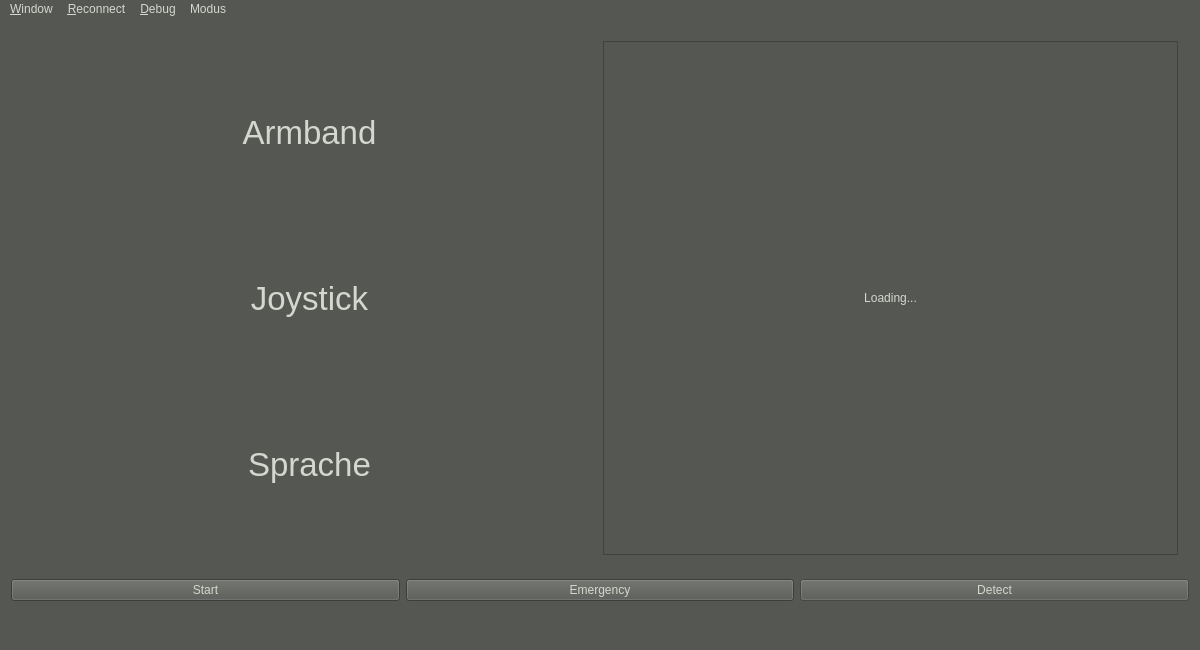
Qt form QT/myo-drone/gui/MainWindow.ui (ADCSP/DrohnenSteuerung) before a commit.
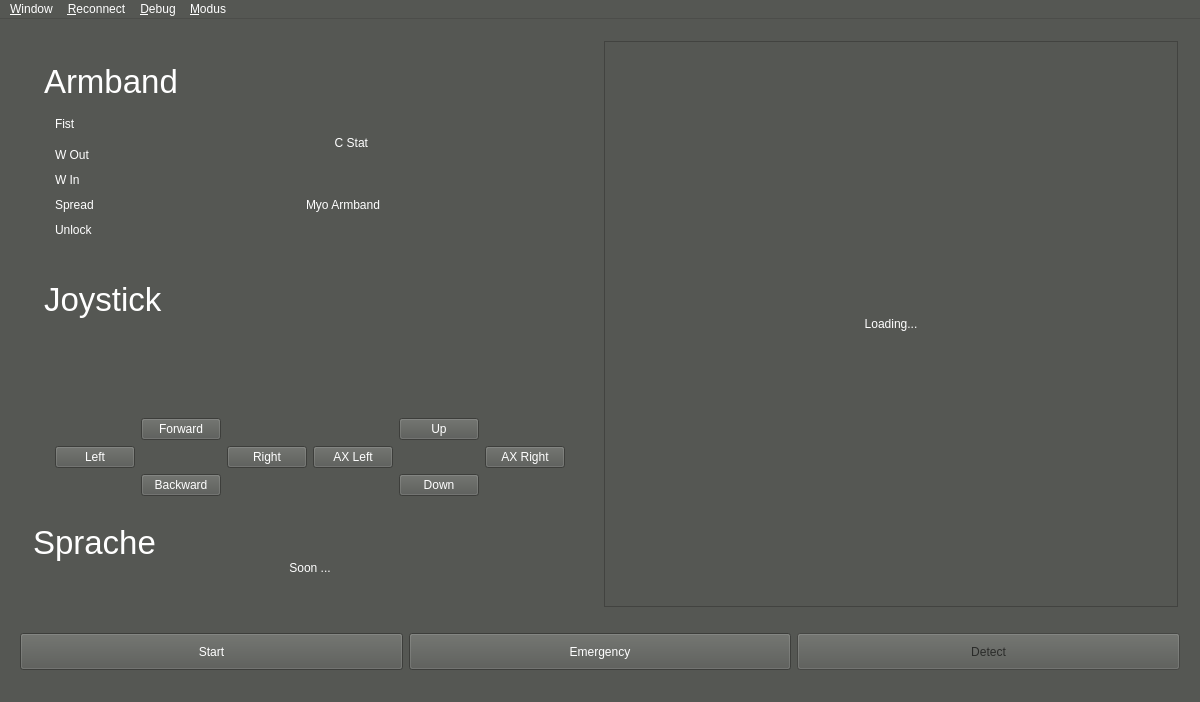
The same form after that commit.

Commit message:
Merge branch 'Windows' of https://github.com/ADCSP/DrohnenSteuerung into Windows
# Conflicts:
#	QT/myo-drone/gui/MainWindow.cpp
#	QT/myo-drone/gui/MainWindow.h
#	QT/myo-drone/gui/gui.pro

```diff
--- a/QT/myo-drone/gui/MainWindow.ui
+++ b/QT/myo-drone/gui/MainWindow.ui
@@ -7,16 +7,429 @@
     <x>0</x>
     <y>0</y>
     <width>1200</width>
-    <height>650</height>
+    <height>702</height>
    </rect>
   </property>
+  <property name="palette">
+   <palette>
+    <active>
+     <colorrole role="WindowText">
+      <brush brushstyle="SolidPattern">
+       <color alpha="255">
+        <red>255</red>
+        <green>255</green>
+        <blue>255</blue>
+       </color>
+      </brush>
+     </colorrole>
+     <colorrole role="Button">
+      <brush brushstyle="SolidPattern">
+       <color alpha="255">
+        <red>85</red>
+        <green>87</green>
+        <blue>83</blue>
+       </color>
+      </brush>
+     </colorrole>
+     <colorrole role="Light">
+      <brush brushstyle="SolidPattern">
+       <color alpha="255">
+        <red>127</red>
+        <green>131</green>
+        <blue>124</blue>
+       </color>
+      </brush>
+     </colorrole>
+     <colorrole role="Midlight">
+      <brush brushstyle="SolidPattern">
+       <color alpha="255">
+        <red>106</red>
+        <green>109</green>
+        <blue>103</blue>
+       </color>
+      </brush>
+     </colorrole>
+     <colorrole role="Dark">
+      <brush brushstyle="SolidPattern">
+       <color alpha="255">
+        <red>42</red>
+        <green>43</green>
+        <blue>41</blue>
+       </color>
+      </brush>
+     </colorrole>
+     <colorrole role="Mid">
+      <brush brushstyle="SolidPattern">
+       <color alpha="255">
+        <red>56</red>
+        <green>58</green>
+        <blue>55</blue>
+       </color>
+      </brush>
+     </colorrole>
+     <colorrole role="Text">
+      <brush brushstyle="SolidPattern">
+       <color alpha="255">
+        <red>255</red>
+        <green>255</green>
+        <blue>255</blue>
+       </color>
+      </brush>
+     </colorrole>
+     <colorrole role="BrightText">
+      <brush brushstyle="SolidPattern">
+       <color alpha="255">
+        <red>255</red>
+        <green>255</green>
+        <blue>255</blue>
+       </color>
+      </brush>
+     </colorrole>
+     <colorrole role="ButtonText">
+      <brush brushstyle="SolidPattern">
+       <color alpha="255">
+        <red>255</red>
+        <green>255</green>
+        <blue>255</blue>
+       </color>
+      </brush>
+     </colorrole>
+     <colorrole role="Base">
+      <brush brushstyle="SolidPattern">
+       <color alpha="255">
+        <red>0</red>
+        <green>0</green>
+        <blue>0</blue>
+       </color>
+      </brush>
+     </colorrole>
+     <colorrole role="Window">
+      <brush brushstyle="SolidPattern">
+       <color alpha="255">
+        <red>85</red>
+        <green>87</green>
+        <blue>83</blue>
+       </color>
+      </brush>
+     </colorrole>
+     <colorrole role="Shadow">
+      <brush brushstyle="SolidPattern">
+       <color alpha="255">
+        <red>0</red>
+        <green>0</green>
+        <blue>0</blue>
+       </color>
+      </brush>
+     </colorrole>
+     <colorrole role="AlternateBase">
+      <brush brushstyle="SolidPattern">
+       <color alpha="255">
+        <red>42</red>
+        <green>43</green>
+        <blue>41</blue>
+       </color>
+      </brush>
+     </colorrole>
+     <colorrole role="ToolTipBase">
+      <brush brushstyle="SolidPattern">
+       <color alpha="255">
+        <red>255</red>
+        <green>255</green>
+        <blue>220</blue>
+       </color>
+      </brush>
+     </colorrole>
+     <colorrole role="ToolTipText">
+      <brush brushstyle="SolidPattern">
+       <color alpha="255">
+        <red>0</red>
+        <green>0</green>
+        <blue>0</blue>
+       </color>
+      </brush>
+     </colorrole>
+    </active>
+    <inactive>
+     <colorrole role="WindowText">
+      <brush brushstyle="SolidPattern">
+       <color alpha="255">
+        <red>255</red>
+        <green>255</green>
+        <blue>255</blue>
+       </color>
+      </brush>
+     </colorrole>
+     <colorrole role="Button">
+      <brush brushstyle="SolidPattern">
+       <color alpha="255">
+        <red>85</red>
+        <green>87</green>
+        <blue>83</blue>
+       </color>
+      </brush>
+     </colorrole>
+     <colorrole role="Light">
+      <brush brushstyle="SolidPattern">
+       <color alpha="255">
+        <red>127</red>
+        <green>131</green>
+        <blue>124</blue>
+       </color>
+      </brush>
+     </colorrole>
+     <colorrole role="Midlight">
+      <brush brushstyle="SolidPattern">
+       <color alpha="255">
+        <red>106</red>
+        <green>109</green>
+        <blue>103</blue>
+       </color>
+      </brush>
+     </colorrole>
+     <colorrole role="Dark">
+      <brush brushstyle="SolidPattern">
+       <color alpha="255">
+        <red>42</red>
+        <green>43</green>
+        <blue>41</blue>
+       </color>
+      </brush>
+     </colorrole>
+     <colorrole role="Mid">
+      <brush brushstyle="SolidPattern">
+       <color alpha="255">
+        <red>56</red>
+        <green>58</green>
+        <blue>55</blue>
+       </color>
+      </brush>
+     </colorrole>
+     <colorrole role="Text">
+      <brush brushstyle="SolidPattern">
+       <color alpha="255">
+        <red>255</red>
+        <green>255</green>
+        <blue>255</blue>
+       </color>
+      </brush>
+     </colorrole>
+     <colorrole role="BrightText">
+      <brush brushstyle="SolidPattern">
+       <color alpha="255">
+        <red>255</red>
+        <green>255</green>
+        <blue>255</blue>
+       </color>
+      </brush>
+     </colorrole>
+     <colorrole role="ButtonText">
+      <brush brushstyle="SolidPattern">
+       <color alpha="255">
+        <red>255</red>
+        <green>255</green>
+        <blue>255</blue>
+       </color>
+      </brush>
+     </colorrole>
+     <colorrole role="Base">
+      <brush brushstyle="SolidPattern">
+       <color alpha="255">
+        <red>0</red>
+        <green>0</green>
+        <blue>0</blue>
+       </color>
+      </brush>
+     </colorrole>
+     <colorrole role="Window">
+      <brush brushstyle="SolidPattern">
+       <color alpha="255">
+        <red>85</red>
+        <green>87</green>
+        <blue>83</blue>
+       </color>
+      </brush>
+     </colorrole>
+     <colorrole role="Shadow">
+      <brush brushstyle="SolidPattern">
+       <color alpha="255">
+        <red>0</red>
+        <green>0</green>
+        <blue>0</blue>
+       </color>
+      </brush>
+     </colorrole>
+     <colorrole role="AlternateBase">
+      <brush brushstyle="SolidPattern">
+       <color alpha="255">
+        <red>42</red>
+        <green>43</green>
+        <blue>41</blue>
+       </color>
+      </brush>
+     </colorrole>
+     <colorrole role="ToolTipBase">
+      <brush brushstyle="SolidPattern">
+       <color alpha="255">
+        <red>255</red>
+        <green>255</green>
+        <blue>220</blue>
+       </color>
+      </brush>
+     </colorrole>
+     <colorrole role="ToolTipText">
+      <brush brushstyle="SolidPattern">
+       <color alpha="255">
+        <red>0</red>
+        <green>0</green>
+        <blue>0</blue>
+       </color>
+      </brush>
+     </colorrole>
+    </inactive>
+    <disabled>
+     <colorrole role="WindowText">
+      <brush brushstyle="SolidPattern">
+       <color alpha="255">
+        <red>42</red>
+        <green>43</green>
+        <blue>41</blue>
+       </color>
+      </brush>
+     </colorrole>
+     <colorrole role="Button">
+      <brush brushstyle="SolidPattern">
+       <color alpha="255">
+        <red>85</red>
+        <green>87</green>
+        <blue>83</blue>
+       </color>
+      </brush>
+     </colorrole>
+     <colorrole role="Light">
+      <brush brushstyle="SolidPattern">
+       <color alpha="255">
+        <red>127</red>
+        <green>131</green>
+        <blue>124</blue>
+       </color>
+      </brush>
+     </colorrole>
+     <colorrole role="Midlight">
+      <brush brushstyle="SolidPattern">
+       <color alpha="255">
+        <red>106</red>
+        <green>109</green>
+        <blue>103</blue>
+       </color>
+      </brush>
+     </colorrole>
+     <colorrole role="Dark">
+      <brush brushstyle="SolidPattern">
+       <color alpha="255">
+        <red>42</red>
+        <green>43</green>
+        <blue>41</blue>
+       </color>
+      </brush>
+     </colorrole>
+     <colorrole role="Mid">
+      <brush brushstyle="SolidPattern">
+       <color alpha="255">
+        <red>56</red>
+        <green>58</green>
+        <blue>55</blue>
+       </color>
+      </brush>
+     </colorrole>
+     <colorrole role="Text">
+      <brush brushstyle="SolidPattern">
+       <color alpha="255">
+        <red>42</red>
+        <green>43</green>
+        <blue>41</blue>
+       </color>
+      </brush>
+     </colorrole>
+     <colorrole role="BrightText">
+      <brush brushstyle="SolidPattern">
+       <color alpha="255">
+        <red>255</red>
+        <green>255</green>
+        <blue>255</blue>
+       </color>
+      </brush>
+     </colorrole>
+     <colorrole role="ButtonText">
+      <brush brushstyle="SolidPattern">
+       <color alpha="255">
+        <red>42</red>
+        <green>43</green>
+        <blue>41</blue>
+       </color>
+      </brush>
+     </colorrole>
+     <colorrole role="Base">
+      <brush brushstyle="SolidPattern">
+       <color alpha="255">
+        <red>85</red>
+        <green>87</green>
+        <blue>83</blue>
+       </color>
+      </brush>
+     </colorrole>
+     <colorrole role="Window">
+      <brush brushstyle="SolidPattern">
+       <color alpha="255">
+        <red>85</red>
+        <green>87</green>
+        <blue>83</blue>
+       </color>
+      </brush>
+     </colorrole>
+     <colorrole role="Shadow">
+      <brush brushstyle="SolidPattern">
+       <color alpha="255">
+        <red>0</red>
+        <green>0</green>
+        <blue>0</blue>
+       </color>
+      </brush>
+     </colorrole>
+     <colorrole role="AlternateBase">
+      <brush brushstyle="SolidPattern">
+       <color alpha="255">
+        <red>85</red>
+        <green>87</green>
+        <blue>83</blue>
+       </color>
+      </brush>
+     </colorrole>
+     <colorrole role="ToolTipBase">
+      <brush brushstyle="SolidPattern">
+       <color alpha="255">
+        <red>255</red>
+        <green>255</green>
+        <blue>220</blue>
+       </color>
+      </brush>
+     </colorrole>
+     <colorrole role="ToolTipText">
+      <brush brushstyle="SolidPattern">
+       <color alpha="255">
+        <red>0</red>
+        <green>0</green>
+        <blue>0</blue>
+       </color>
+      </brush>
+     </colorrole>
+    </disabled>
+   </palette>
+  </property>
   <property name="windowTitle">
    <string>Myo-Drone</string>
   </property>
   <property name="styleSheet">
-   <string notr="true">background-color: rgb(85, 87, 83);
-gridline-color: rgb(211, 215, 207);
-color: rgb(211, 215, 207);</string>
+   <string notr="true"/>
   </property>
   <widget class="QWidget" name="centralWidget">
    <layout class="QVBoxLayout" name="verticalLayout">
@@ -31,6 +444,12 @@
             <layout class="QVBoxLayout" name="verticalLayout_4">
              <item>
               <widget class="QLabel" name="lbArmband">
+               <property name="sizePolicy">
+                <sizepolicy hsizetype="Minimum" vsizetype="Fixed">
+                 <horstretch>0</horstretch>
+                 <verstretch>0</verstretch>
+                </sizepolicy>
+               </property>
                <property name="font">
                 <font>
                  <pointsize>25</pointsize>
@@ -40,18 +459,325 @@
                 <string>Armband</string>
                </property>
                <property name="alignment">
-                <set>Qt::AlignCenter</set>
+                <set>Qt::AlignLeading|Qt::AlignLeft|Qt::AlignTop</set>
                </property>
               </widget>
              </item>
+             <item>
+              <widget class="QFrame" name="frSplit">
+               <layout class="QHBoxLayout" name="horizontalLayout_2">
+                <item>
+                 <widget class="QFrame" name="frGestures">
+                  <property name="maximumSize">
+                   <size>
+                    <width>60</width>
+                    <height>600</height>
+                   </size>
+                  </property>
+                  <layout class="QVBoxLayout" name="verticalLayout_6">
+                   <property name="spacing">
+                    <number>0</number>
+                   </property>
+                   <property name="leftMargin">
+                    <number>0</number>
+                   </property>
+                   <property name="topMargin">
+                    <number>0</number>
+                   </property>
+                   <property name="rightMargin">
+                    <number>0</number>
+                   </property>
+                   <property name="bottomMargin">
+                    <number>0</number>
+                   </property>
+                   <item>
+                    <widget class="QLabel" name="lbFist">
+                     <property name="sizePolicy">
+                      <sizepolicy hsizetype="Preferred" vsizetype="Preferred">
+                       <horstretch>0</horstretch>
+                       <verstretch>0</verstretch>
+                      </sizepolicy>
+                     </property>
+                     <property name="minimumSize">
+                      <size>
+                       <width>25</width>
+                       <height>25</height>
+                      </size>
+                     </property>
+                     <property name="maximumSize">
+                      <size>
+                       <width>50</width>
+                       <height>50</height>
+                      </size>
+                     </property>
+                     <property name="toolTip">
+                      <string>Fist</string>
+                     </property>
+                     <property name="text">
+                      <string>Fist</string>
+                     </property>
+                     <property name="alignment">
+                      <set>Qt::AlignLeading|Qt::AlignLeft|Qt::AlignTop</set>
+                     </property>
+                    </widget>
+                   </item>
+                   <item>
+                    <widget class="QLabel" name="lbWOut">
+                     <property name="sizePolicy">
+                      <sizepolicy hsizetype="Preferred" vsizetype="Preferred">
+                       <horstretch>0</horstretch>
+                       <verstretch>0</verstretch>
+                      </sizepolicy>
+                     </property>
+                     <property name="minimumSize">
+                      <size>
+                       <width>25</width>
+                       <height>25</height>
+                      </size>
+                     </property>
+                     <property name="maximumSize">
+                      <size>
+                       <width>50</width>
+                       <height>50</height>
+                      </size>
+                     </property>
+                     <property name="toolTip">
+                      <string>Wave Right</string>
+                     </property>
+                     <property name="text">
+                      <string>W Out</string>
+                     </property>
+                    </widget>
+                   </item>
+                   <item>
+                    <widget class="QLabel" name="lbWIn">
+                     <property name="sizePolicy">
+                      <sizepolicy hsizetype="Preferred" vsizetype="Preferred">
+                       <horstretch>0</horstretch>
+                       <verstretch>0</verstretch>
+                      </sizepolicy>
+                     </property>
+                     <property name="minimumSize">
+                      <size>
+                       <width>25</width>
+                       <height>25</height>
+                      </size>
+                     </property>
+                     <property name="maximumSize">
+                      <size>
+                       <width>50</width>
+                       <height>50</height>
+                      </size>
+                     </property>
+                     <property name="toolTip">
+                      <string>Wave In</string>
+                     </property>
+                     <property name="text">
+                      <string>W In</string>
+                     </property>
+                    </widget>
+                   </item>
+                   <item>
+                    <widget class="QLabel" name="lbSpread">
+                     <property name="sizePolicy">
+                      <sizepolicy hsizetype="Preferred" vsizetype="Preferred">
+                       <horstretch>0</horstretch>
+                       <verstretch>0</verstretch>
+                      </sizepolicy>
+                     </property>
+                     <property name="minimumSize">
+                      <size>
+                       <width>25</width>
+                       <height>25</height>
+                      </size>
+                     </property>
+                     <property name="maximumSize">
+                      <size>
+                       <width>50</width>
+                       <height>50</height>
+                      </size>
+                     </property>
+                     <property name="toolTip">
+                      <string>Spread</string>
+                     </property>
+                     <property name="text">
+                      <string>Spread</string>
+                     </property>
+                    </widget>
+                   </item>
+                   <item>
+                    <widget class="QLabel" name="lbUnlock">
+                     <property name="sizePolicy">
+                      <sizepolicy hsizetype="Preferred" vsizetype="Preferred">
+                       <horstretch>0</horstretch>
+                       <verstretch>0</verstretch>
+                      </sizepolicy>
+                     </property>
+                     <property name="minimumSize">
+                      <size>
+                       <width>25</width>
+                       <height>25</height>
+                      </size>
+                     </property>
+                     <property name="maximumSize">
+                      <size>
+                       <width>50</width>
+                       <height>50</height>
+                      </size>
+                     </property>
+                     <property name="toolTip">
+                      <string>Unlock, Tap</string>
+                     </property>
+                     <property name="text">
+                      <string>Unlock</string>
+                     </property>
+                    </widget>
+                   </item>
+                  </layout>
+                 </widget>
+                </item>
+                <item>
+                 <widget class="QFrame" name="frGDeisplay">
+                  <property name="maximumSize">
+                   <size>
+                    <width>500</width>
+                    <height>600</height>
+                   </size>
+                  </property>
+                  <layout class="QVBoxLayout" name="verticalLayout_7">
+                   <property name="spacing">
+                    <number>1</number>
+                   </property>
+                   <property name="leftMargin">
+                    <number>1</number>
+                   </property>
+                   <property name="topMargin">
+                    <number>1</number>
+                   </property>
+                   <property name="rightMargin">
+                    <number>1</number>
+                   </property>
+                   <property name="bottomMargin">
+                    <number>1</number>
+                   </property>
+                   <item>
+                    <layout class="QHBoxLayout" name="horizontalLayout_3">
+                     <item>
+                      <spacer name="hsleft">
+                       <property name="orientation">
+                        <enum>Qt::Horizontal</enum>
+                       </property>
+                       <property name="sizeType">
+                        <enum>QSizePolicy::Minimum</enum>
+                       </property>
+                       <property name="sizeHint" stdset="0">
+                        <size>
+                         <width>20</width>
+                         <height>20</height>
+                        </size>
+                       </property>
+                      </spacer>
+                     </item>
+                     <item>
+                      <widget class="QLabel" name="lbThalmic">
+                       <property name="sizePolicy">
+                        <sizepolicy hsizetype="Minimum" vsizetype="Minimum">
+                         <horstretch>0</horstretch>
+                         <verstretch>0</verstretch>
+                        </sizepolicy>
+                       </property>
+                       <property name="minimumSize">
+                        <size>
+                         <width>25</width>
+                         <height>25</height>
+                        </size>
+                       </property>
+                       <property name="maximumSize">
+                        <size>
+                         <width>50</width>
+                         <height>50</height>
+                        </size>
+                       </property>
+                       <property name="toolTip">
+                        <string>Connection Status</string>
+                       </property>
+                       <property name="text">
+                        <string>C Stat</string>
+                       </property>
+                       <property name="alignment">
+                        <set>Qt::AlignRight|Qt::AlignTrailing|Qt::AlignVCenter</set>
+                       </property>
+                      </widget>
+                     </item>
+                     <item>
+                      <spacer name="hsright">
+                       <property name="orientation">
+                        <enum>Qt::Horizontal</enum>
+                       </property>
+                       <property name="sizeType">
+                        <enum>QSizePolicy::Fixed</enum>
+                       </property>
+                       <property name="sizeHint" stdset="0">
+                        <size>
+                         <width>20</width>
+                         <height>20</height>
+                        </size>
+                       </property>
+                      </spacer>
+                     </item>
+                    </layout>
+                   </item>
+                   <item>
+                    <widget class="QLabel" name="lbMyo">
+                     <property name="sizePolicy">
+                      <sizepolicy hsizetype="Preferred" vsizetype="Preferred">
+                       <horstretch>0</horstretch>
+                       <verstretch>0</verstretch>
+                      </sizepolicy>
+                     </property>
+                     <property name="minimumSize">
+                      <size>
+                       <width>25</width>
+                       <height>25</height>
+                      </size>
+                     </property>
+                     <property name="maximumSize">
+                      <size>
+                       <width>500</width>
+                       <height>500</height>
+                      </size>
+                     </property>
+                     <property name="toolTip">
+                      <string>Gesture</string>
+                     </property>
+                     <property name="text">
+                      <string>Myo Armband</string>
+                     </property>
+                     <property name="alignment">
+                      <set>Qt::AlignCenter</set>
+                     </property>
+                    </widget>
+                   </item>
+                  </layout>
+                 </widget>
+                </item>
+               </layout>
+              </widget>
+             </item>
             </layout>
            </widget>
           </item>
           <item>
            <widget class="QFrame" name="frJoystick">
-            <layout class="QGridLayout" name="gridLayout">
-             <item row="0" column="0">
+            <layout class="QVBoxLayout" name="verticalLayout_5">
+             <item>
               <widget class="QLabel" name="lbJoystick">
+               <property name="sizePolicy">
+                <sizepolicy hsizetype="Preferred" vsizetype="Fixed">
+                 <horstretch>0</horstretch>
+                 <verstretch>0</verstretch>
+                </sizepolicy>
+               </property>
                <property name="font">
                 <font>
                  <pointsize>25</pointsize>
@@ -61,18 +787,176 @@
                 <string>Joystick</string>
                </property>
                <property name="alignment">
+                <set>Qt::AlignLeading|Qt::AlignLeft|Qt::AlignTop</set>
+               </property>
+              </widget>
+             </item>
+             <item>
+              <widget class="QLabel" name="lbButtonOut">
+               <property name="font">
+                <font>
+                 <pointsize>50</pointsize>
+                </font>
+               </property>
+               <property name="text">
+                <string/>
+               </property>
+               <property name="alignment">
                 <set>Qt::AlignCenter</set>
                </property>
               </widget>
              </item>
+             <item>
+              <widget class="QFrame" name="gridFrame">
+               <property name="sizePolicy">
+                <sizepolicy hsizetype="Preferred" vsizetype="Minimum">
+                 <horstretch>0</horstretch>
+                 <verstretch>0</verstretch>
+                </sizepolicy>
+               </property>
+               <layout class="QGridLayout" name="gridLayout">
+                <item row="1" column="2">
+                 <widget class="QPushButton" name="bttnRight">
+                  <property name="sizePolicy">
+                   <sizepolicy hsizetype="Minimum" vsizetype="Minimum">
+                    <horstretch>0</horstretch>
+                    <verstretch>0</verstretch>
+                   </sizepolicy>
+                  </property>
+                  <property name="text">
+                   <string>Right</string>
+                  </property>
+                 </widget>
+                </item>
+                <item row="1" column="0">
+                 <widget class="QPushButton" name="bttnLeft">
+                  <property name="sizePolicy">
+                   <sizepolicy hsizetype="Minimum" vsizetype="Minimum">
+                    <horstretch>0</horstretch>
+                    <verstretch>0</verstretch>
+                   </sizepolicy>
+                  </property>
+                  <property name="text">
+                   <string>Left</string>
+                  </property>
+                 </widget>
+                </item>
+                <item row="1" column="3">
+                 <widget class="QPushButton" name="bttnTurnLeft">
+                  <property name="sizePolicy">
+                   <sizepolicy hsizetype="Minimum" vsizetype="Minimum">
+                    <horstretch>0</horstretch>
+                    <verstretch>0</verstretch>
+                   </sizepolicy>
+                  </property>
+                  <property name="text">
+                   <string>AX Left</string>
+                  </property>
+                 </widget>
+                </item>
+                <item row="1" column="5">
+                 <widget class="QPushButton" name="bttnTurnRight">
+                  <property name="sizePolicy">
+                   <sizepolicy hsizetype="Minimum" vsizetype="Minimum">
+                    <horstretch>0</horstretch>
+                    <verstretch>0</verstretch>
+                   </sizepolicy>
+                  </property>
+                  <property name="text">
+                   <string>AX Right</string>
+                  </property>
+                 </widget>
+                </item>
+                <item row="2" column="1">
+                 <widget class="QPushButton" name="bttnBackward">
+                  <property name="sizePolicy">
+                   <sizepolicy hsizetype="Minimum" vsizetype="Minimum">
+                    <horstretch>0</horstretch>
+                    <verstretch>0</verstretch>
+                   </sizepolicy>
+                  </property>
+                  <property name="text">
+                   <string>Backward</string>
+                  </property>
+                 </widget>
+                </item>
+                <item row="0" column="1">
+                 <widget class="QPushButton" name="bttnForward">
+                  <property name="sizePolicy">
+                   <sizepolicy hsizetype="Minimum" vsizetype="Minimum">
+                    <horstretch>0</horstretch>
+                    <verstretch>0</verstretch>
+                   </sizepolicy>
+                  </property>
+                  <property name="text">
+                   <string>Forward</string>
+                  </property>
+                 </widget>
+                </item>
+                <item row="0" column="4">
+                 <widget class="QPushButton" name="bttnUp">
+                  <property name="sizePolicy">
+                   <sizepolicy hsizetype="Minimum" vsizetype="Minimum">
+                    <horstretch>0</horstretch>
+                    <verstretch>0</verstretch>
+                   </sizepolicy>
+                  </property>
+                  <property name="text">
+                   <string>Up</string>
+                  </property>
+                 </widget>
+                </item>
+                <item row="2" column="4">
+                 <widget class="QPushButton" name="bttnDown">
+                  <property name="sizePolicy">
+                   <sizepolicy hsizetype="Minimum" vsizetype="Minimum">
+                    <horstretch>0</horstretch>
+                    <verstretch>0</verstretch>
+                   </sizepolicy>
+                  </property>
+                  <property name="text">
+                   <string>Down</string>
+                  </property>
+                 </widget>
+                </item>
+               </layout>
+              </widget>
+             </item>
             </layout>
            </widget>
           </item>
           <item>
            <widget class="QFrame" name="frSprache">
-            <layout class="QGridLayout" name="gridLayout_2">
-             <item row="0" column="0">
+            <layout class="QVBoxLayout" name="verticalLayout_8">
+             <property name="spacing">
+              <number>0</number>
+             </property>
+             <property name="leftMargin">
+              <number>0</number>
+             </property>
+             <property name="topMargin">
+              <number>0</number>
+             </property>
+             <property name="rightMargin">
+              <number>0</number>
+             </property>
+             <property name="bottomMargin">
+              <number>0</number>
+             </property>
+             <item>
               <widget class="QLabel" name="lbSprache">
+               <property name="sizePolicy">
+                <sizepolicy hsizetype="Minimum" vsizetype="Fixed">
+                 <horstretch>0</horstretch>
+                 <verstretch>0</verstretch>
+                </sizepolicy>
+               </property>
+               <property name="maximumSize">
+                <size>
+                 <width>1000</width>
+                 <height>100</height>
+                </size>
+               </property>
                <property name="font">
                 <font>
                  <pointsize>25</pointsize>
@@ -82,7 +966,29 @@
                 <string>Sprache</string>
                </property>
                <property name="alignment">
-                <set>Qt::AlignCenter</set>
+                <set>Qt::AlignLeading|Qt::AlignLeft|Qt::AlignTop</set>
+               </property>
+              </widget>
+             </item>
+             <item>
+              <widget class="QLabel" name="lbTeaser">
+               <property name="sizePolicy">
+                <sizepolicy hsizetype="Preferred" vsizetype="Preferred">
+                 <horstretch>0</horstretch>
+                 <verstretch>0</verstretch>
+                </sizepolicy>
+               </property>
+               <property name="maximumSize">
+                <size>
+                 <width>600</width>
+                 <height>500</height>
+                </size>
+               </property>
+               <property name="text">
+                <string>Soon ...</string>
+               </property>
+               <property name="alignment">
+                <set>Qt::AlignHCenter|Qt::AlignTop</set>
                </property>
               </widget>
              </item>
@@ -94,6 +1000,12 @@
        </item>
        <item>
         <widget class="QFrame" name="frame_video">
+         <property name="maximumSize">
+          <size>
+           <width>700</width>
+           <height>700</height>
+          </size>
+         </property>
          <property name="frameShape">
           <enum>QFrame::StyledPanel</enum>
          </property>
@@ -104,17 +1016,20 @@
           <number>1</number>
          </property>
          <layout class="QVBoxLayout" name="verticalLayout_3">
+          <property name="spacing">
+           <number>6</number>
+          </property>
           <property name="leftMargin">
-           <number>0</number>
+           <number>9</number>
           </property>
           <property name="topMargin">
-           <number>0</number>
+           <number>9</number>
           </property>
           <property name="rightMargin">
-           <number>0</number>
+           <number>9</number>
           </property>
           <property name="bottomMargin">
-           <number>0</number>
+           <number>9</number>
           </property>
           <item>
            <widget class="QLabel" name="videoContainer">
@@ -124,6 +1039,12 @@
               <height>15</height>
              </size>
             </property>
+            <property name="maximumSize">
+             <size>
+              <width>700</width>
+              <height>700</height>
+             </size>
+            </property>
             <property name="text">
              <string>Loading...</string>
             </property>
@@ -159,17 +1080,29 @@
        <enum>QFrame::Plain</enum>
       </property>
       <layout class="QHBoxLayout" name="horizontalLayout">
+       <property name="spacing">
+        <number>6</number>
+       </property>
        <property name="leftMargin">
-        <number>0</number>
+        <number>9</number>
        </property>
        <property name="topMargin">
-        <number>0</number>
+        <number>9</number>
        </property>
        <property name="rightMargin">
-        <number>0</number>
+        <number>9</number>
+       </property>
+       <property name="bottomMargin">
+        <number>2</number>
        </property>
        <item>
         <widget class="QPushButton" name="buttonStart">
+         <property name="sizePolicy">
+          <sizepolicy hsizetype="Minimum" vsizetype="Minimum">
+           <horstretch>0</horstretch>
+           <verstretch>0</verstretch>
+          </sizepolicy>
+         </property>
          <property name="text">
           <string>Start</string>
          </property>
@@ -180,6 +1113,12 @@
        </item>
        <item>
         <widget class="QPushButton" name="buttonEmergency">
+         <property name="sizePolicy">
+          <sizepolicy hsizetype="Minimum" vsizetype="Minimum">
+           <horstretch>0</horstretch>
+           <verstretch>0</verstretch>
+          </sizepolicy>
+         </property>
          <property name="autoFillBackground">
           <bool>false</bool>
          </property>
@@ -193,6 +1132,12 @@
          <property name="enabled">
           <bool>false</bool>
          </property>
+         <property name="sizePolicy">
+          <sizepolicy hsizetype="Minimum" vsizetype="Minimum">
+           <horstretch>0</horstretch>
+           <verstretch>0</verstretch>
+          </sizepolicy>
+         </property>
          <property name="text">
           <string>Detect</string>
          </property>
@@ -239,7 +1184,7 @@
    </widget>
    <widget class="QMenu" name="menuModus">
     <property name="title">
-     <string>Modus</string>
+     <string>&amp;Modus</string>
     </property>
     <addaction name="actionArmband"/>
     <addaction name="actionJoystick"/>
```
Left out of the diff: 10 changed lines with no effect on the pictures. The commit also changes 30 other files.
